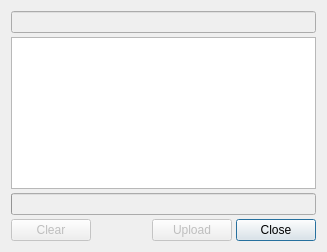
The window that dialogs/historydialog.ui (ckaiser/Lightscreen) describes before a commit, drawn with Qt 5.
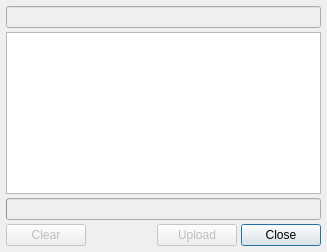
The same window after the commit. Icons and pictures are not drawn.

```diff
--- a/dialogs/historydialog.ui
+++ b/dialogs/historydialog.ui
@@ -21,6 +21,9 @@
    <property name="spacing">
     <number>4</number>
    </property>
+   <property name="margin">
+    <number>6</number>
+   </property>
    <item>
     <widget class="QLineEdit" name="filterEdit">
      <property name="enabled">
```
